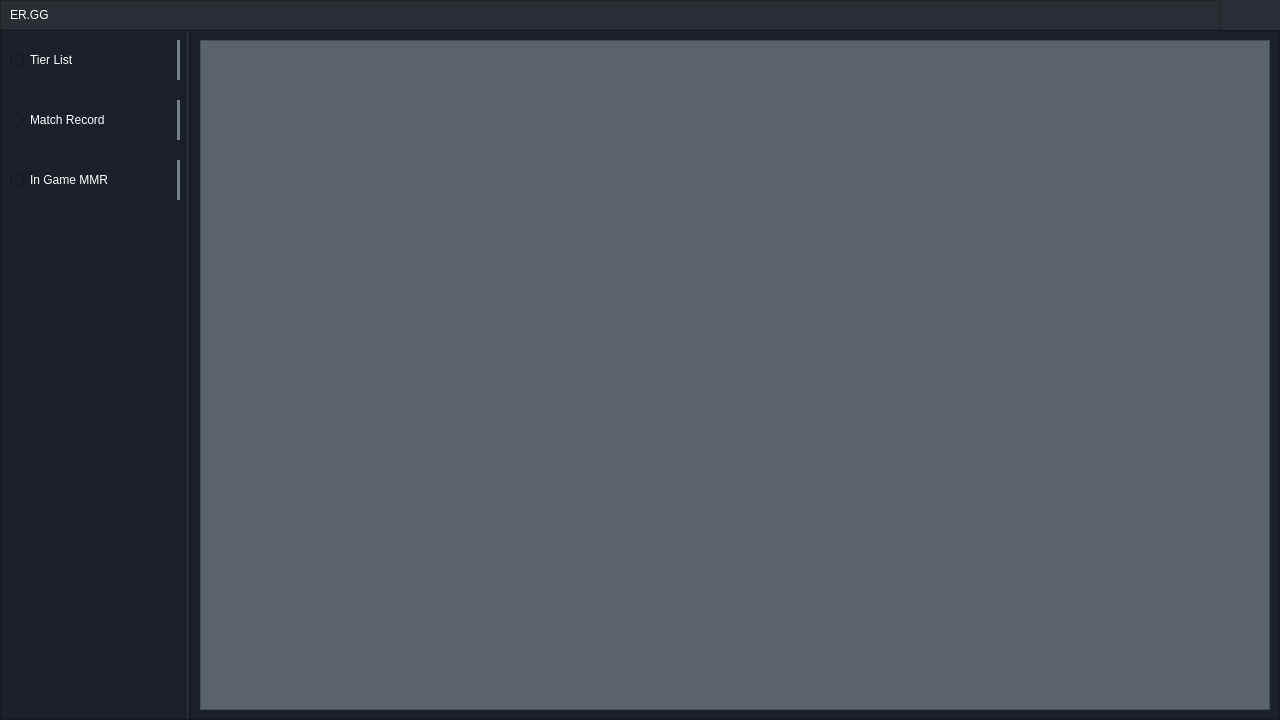
Above: Data/UI/MainUI/Main.ui from CSID-DGU/2024-1-OSSP2-team-08-GameAssistant before the change. Below: the same form after it.
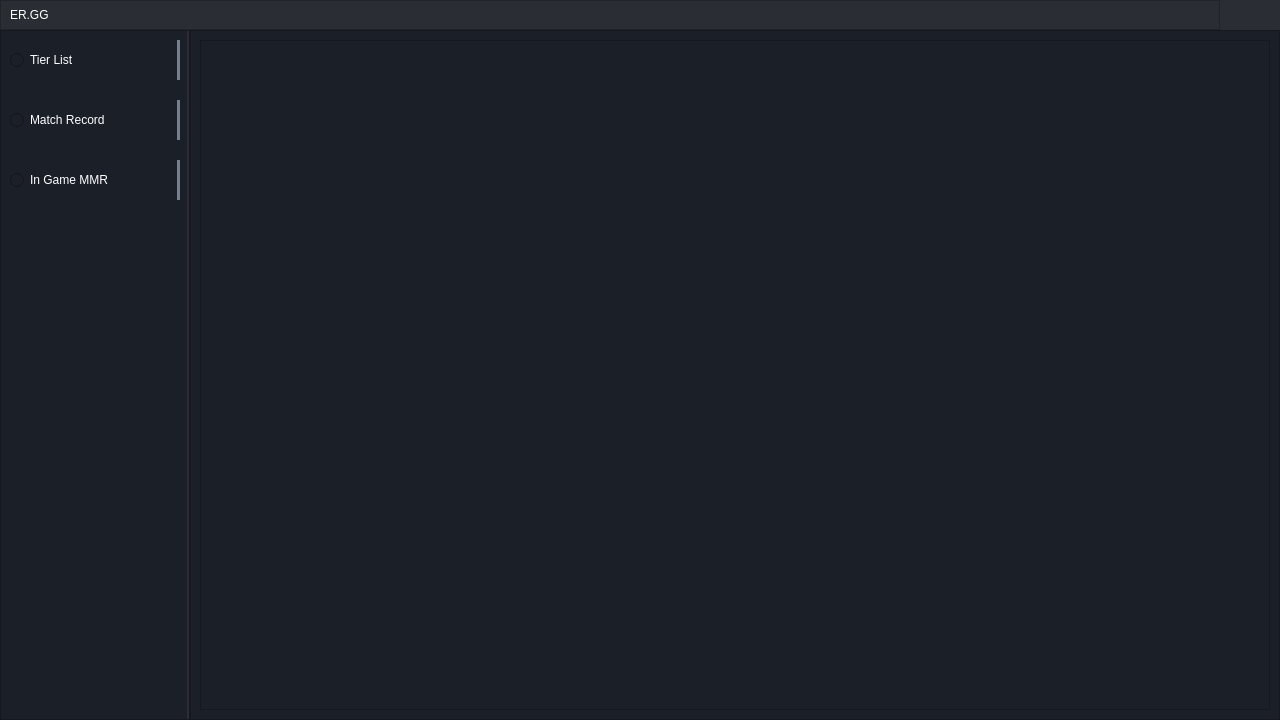
That is the form after the change. Icons and pictures are not drawn.

Diff of the .ui file:
```diff
--- a/Data/UI/MainUI/Main.ui
+++ b/Data/UI/MainUI/Main.ui
@@ -169,7 +169,7 @@
       <rect>
        <x>10</x>
        <y>5</y>
-       <width>61</width>
+       <width>171</width>
        <height>20</height>
       </rect>
      </property>
@@ -364,7 +364,7 @@
      </rect>
     </property>
     <property name="styleSheet">
-     <string notr="true">background-color: rgb(90, 99, 108);</string>
+     <string notr="true"/>
     </property>
     <property name="frameShape">
      <enum>QFrame::StyledPanel</enum>
```
Left out of the diff: 2 changed lines with no effect on the pictures.
